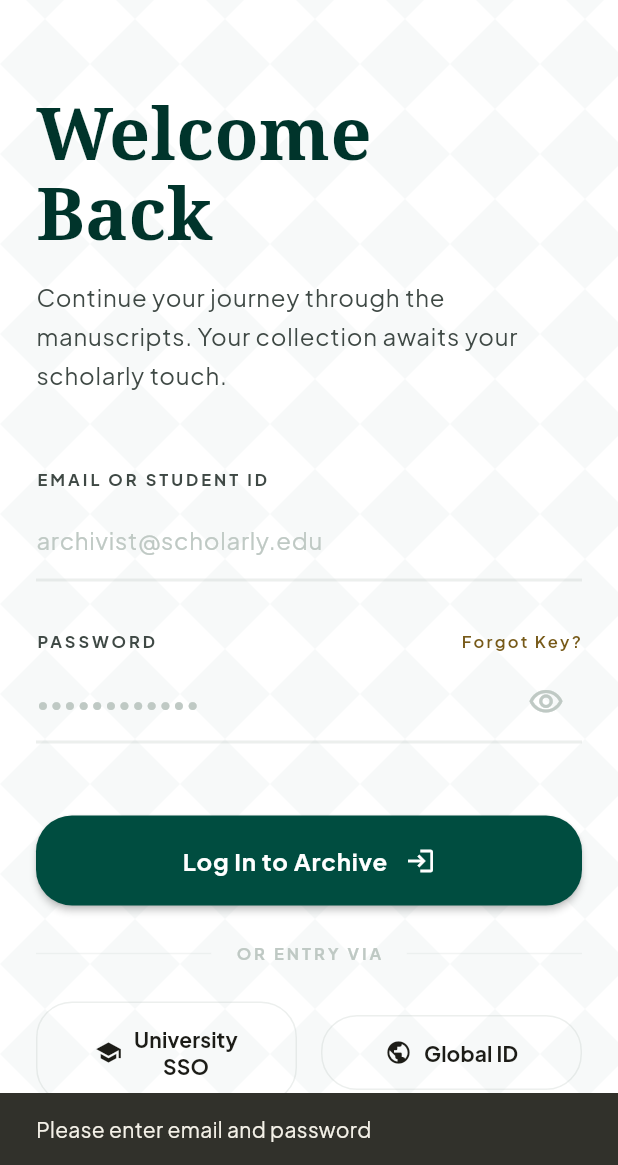
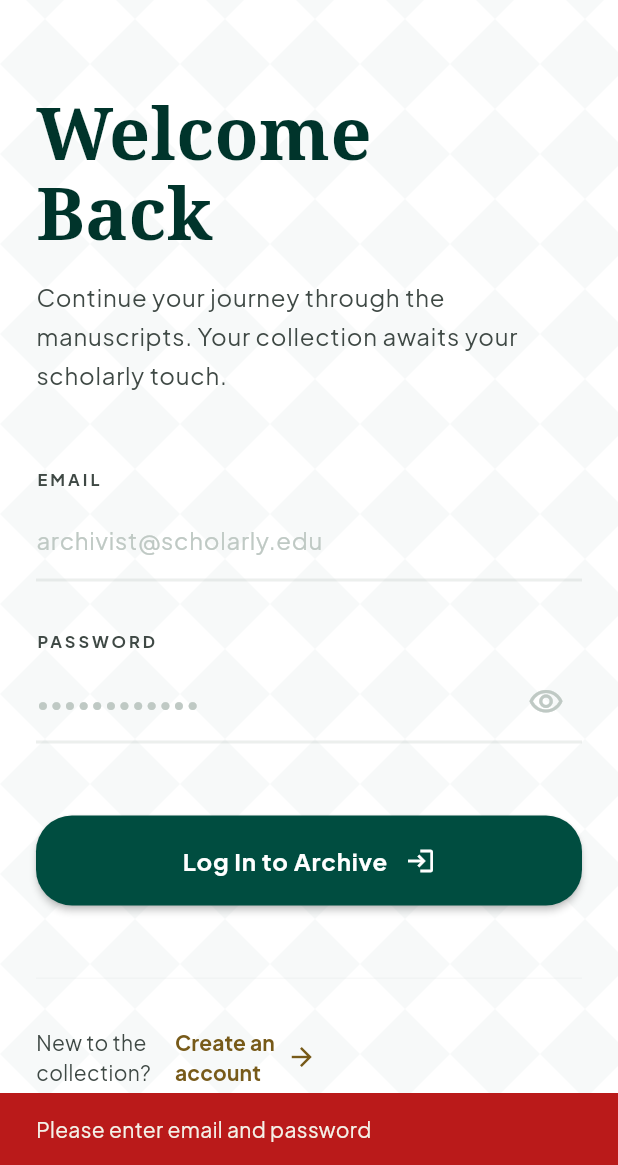
Before and after one commit to ibrahim58563-droid/activity-tracker, a Flutter app: the screen it shows after launch, after a tap on "Log In to Archive", on a phone screen of 412 x 824 dp, the part 71-1236 px from its top. Run offline on Flutter 3.47's test engine with Material 3 defaults, Android fonts, the phone set to English and light mode, and no system bars; our stand-ins replace flutter_riverpod, go_router, google_fonts, shared_preferences, supabase_flutter; accounts and stored records are empty.

Commit message:
Migrate to Supabase: auth, database, RLS, signup, logout, delete student
Agent-Logs-Url: https://github.com/ibrahim58563-droid/activity-tracker/sessions/1df2456e-14db-4263-90b5-8c56f1e53641

Co-authored-by: ibrahim58563-droid <259773487+ibrahim58563-droid@users.noreply.github.com>

```diff
--- a/lib/features/auth/domain/auth_providers.dart
+++ b/lib/features/auth/domain/auth_providers.dart
@@ -1,18 +1,31 @@
 import 'package:flutter_riverpod/flutter_riverpod.dart';
-import '../data/local_auth_repository.dart';
+import '../data/supabase_auth_repository.dart';
 import '../domain/auth_repository.dart';
 
-/// Auth repository provider — swap implementation here.
+/// Auth repository provider.
 final authRepositoryProvider = Provider<AuthRepository>((ref) {
-  return LocalAuthRepository();
+  return SupabaseAuthRepository();
 });
 
-/// Current auth state.
-final authStateProvider = FutureProvider<bool>((ref) {
+/// Stream of auth state changes — drives router redirects.
+final authStateProvider = StreamProvider<bool>((ref) {
+  final repo = ref.watch(authRepositoryProvider);
+  return repo.authStateChanges;
+});
+
+/// Synchronous check of current login status.
+final isLoggedInProvider = Provider<bool>((ref) {
   return ref.watch(authRepositoryProvider).isLoggedIn;
 });
 
-/// Notifier for login/logout actions.
+/// Current user ID (needed to scope data per user).
+final currentUserIdProvider = Provider<String?>((ref) {
+  // Re-evaluate when auth state changes
+  ref.watch(authStateProvider);
+  return ref.watch(authRepositoryProvider).currentUserId;
+});
+
+/// Notifier for login/signup/logout actions.
 final authNotifierProvider =
     StateNotifierProvider<AuthNotifier, AsyncValue<bool>>((ref) {
   return AuthNotifier(ref.watch(authRepositoryProvider));
@@ -21,30 +34,20 @@ final authNotifierProvider =
 class AuthNotifier extends StateNotifier<AsyncValue<bool>> {
   final AuthRepository _repo;
 
-  AuthNotifier(this._repo) : super(const AsyncValue.data(false)) {
-    _checkState();
+  AuthNotifier(this._repo) : super(AsyncValue.data(_repo.isLoggedIn));
+
+  Future<String?> login(String email, String password) async {
+    state = const AsyncValue.loading();
+    final error = await _repo.login(email, password);
+    state = AsyncValue.data(error == null);
+    return error;
   }
 
-  Future<void> _checkState() async {
+  Future<String?> signUp(String email, String password) async {
     state = const AsyncValue.loading();
-    try {
-      final loggedIn = await _repo.isLoggedIn;
-      state = AsyncValue.data(loggedIn);
-    } catch (e, st) {
-      state = AsyncValue.error(e, st);
-    }
-  }
-
-  Future<bool> login(String email, String password) async {
-    state = const AsyncValue.loading();
-    try {
-      final success = await _repo.login(email, password);
-      state = AsyncValue.data(success);
-      return success;
-    } catch (e, st) {
-      state = AsyncValue.error(e, st);
-      return false;
-    }
+    final error = await _repo.signUp(email, password);
+    state = AsyncValue.data(error == null);
+    return error;
   }
 
   Future<void> logout() async {
--- a/lib/features/auth/presentation/login_screen.dart
+++ b/lib/features/auth/presentation/login_screen.dart
@@ -19,6 +19,7 @@ class _LoginScreenState extends ConsumerState<LoginScreen> {
   final _passwordController = TextEditingController();
   bool _obscurePassword = true;
   bool _isLoading = false;
+  bool _isSignUpMode = false;
 
   @override
   void dispose() {
@@ -27,24 +28,61 @@ class _LoginScreenState extends ConsumerState<LoginScreen> {
     super.dispose();
   }
 
-  Future<void> _handleLogin() async {
+  Future<void> _handleSubmit() async {
     final email = _emailController.text.trim();
     final password = _passwordController.text.trim();
 
     if (email.isEmpty || password.isEmpty) {
-      ScaffoldMessenger.of(context).showSnackBar(
-        const SnackBar(content: Text('Please enter email and password')),
-      );
+      _showError('Please enter email and password');
+      return;
+    }
+
+    if (password.length < 6) {
+      _showError('Password must be at least 6 characters');
       return;
     }
 
     setState(() => _isLoading = true);
-    final success = await ref.read(authNotifierProvider.notifier).login(email, password);
+
+    final notifier = ref.read(authNotifierProvider.notifier);
+    final String? error;
+
+    if (_isSignUpMode) {
+      error = await notifier.signUp(email, password);
+    } else {
+      error = await notifier.login(email, password);
+    }
+
+    if (!mounted) return;
     setState(() => _isLoading = false);
 
-    if (success && mounted) {
+    if (error != null) {
+      _showError(error);
+    } else if (_isSignUpMode) {
+      _showSuccess('Account created! Please check your email to confirm, then log in.');
+      setState(() => _isSignUpMode = false);
+    } else {
       context.go('/students');
     }
+  }
+
+  void _showError(String message) {
+    ScaffoldMessenger.of(context).showSnackBar(
+      SnackBar(
+        content: Text(message),
+        backgroundColor: AppColors.error,
+      ),
+    );
+  }
+
+  void _showSuccess(String message) {
+    ScaffoldMessenger.of(context).showSnackBar(
+      SnackBar(
+        content: Text(message),
+        backgroundColor: AppColors.primaryContainer,
+        duration: const Duration(seconds: 4),
+      ),
+    );
   }
 
   @override
@@ -59,22 +97,16 @@ class _LoginScreenState extends ConsumerState<LoginScreen> {
               crossAxisAlignment: CrossAxisAlignment.start,
               children: [
                 const SizedBox(height: AppSpacing.lg),
-                // Logo
                 _buildLogo(),
                 const SizedBox(height: AppSpacing.sectionGap),
-                // Welcome text
                 _buildWelcomeText(),
                 const SizedBox(height: AppSpacing.xxxl),
-                // Form
                 _buildForm(),
                 const SizedBox(height: AppSpacing.xxxl),
-                // Actions
                 _buildActions(),
                 const SizedBox(height: AppSpacing.xxxl),
-                // Create account
-                _buildCreateAccount(),
+                _buildToggleMode(),
                 const SizedBox(height: AppSpacing.xxxl),
-                // Footer
                 _buildFooter(),
                 const SizedBox(height: AppSpacing.xxl),
               ],
@@ -112,7 +144,7 @@ class _LoginScreenState extends ConsumerState<LoginScreen> {
       crossAxisAlignment: CrossAxisAlignment.start,
       children: [
         Text(
-          'Welcome\nBack',
+          _isSignUpMode ? 'Create\nAccount' : 'Welcome\nBack',
           style: GoogleFonts.notoSerif(
             fontSize: 48,
             fontWeight: FontWeight.w700,
@@ -122,7 +154,9 @@ class _LoginScreenState extends ConsumerState<LoginScreen> {
         ),
         const SizedBox(height: AppSpacing.lg),
         Text(
-          'Continue your journey through the manuscripts. Your collection awaits your scholarly touch.',
+          _isSignUpMode
+              ? 'Begin your scholarly journey. Create an account to start tracking progress.'
+              : 'Continue your journey through the manuscripts. Your collection awaits your scholarly touch.',
           style: Theme.of(context).textTheme.bodyLarge?.copyWith(
                 color: AppColors.onSurfaceVariant,
                 height: 1.6,
@@ -136,8 +170,7 @@ class _LoginScreenState extends ConsumerState<LoginScreen> {
     return Column(
       crossAxisAlignment: CrossAxisAlignment.start,
       children: [
-        // Email field
-        _buildFieldLabel('EMAIL OR STUDENT ID'),
+        _buildFieldLabel('EMAIL'),
         const SizedBox(height: AppSpacing.xs),
         TextField(
           controller: _emailController,
@@ -150,24 +183,7 @@ class _LoginScreenState extends ConsumerState<LoginScreen> {
           ),
         ),
         const SizedBox(height: AppSpacing.xxl),
-        // Password field
-        Row(
-          mainAxisAlignment: MainAxisAlignment.spaceBetween,
-          crossAxisAlignment: CrossAxisAlignment.end,
-          children: [
         _buildFieldLabel('PASSWORD'),
-            GestureDetector(
-              onTap: () {}, // Placeholder
-              child: Text(
-                'Forgot Key?',
-                style: Theme.of(context).textTheme.labelSmall?.copyWith(
-                      color: AppColors.secondary,
-                      fontWeight: FontWeight.w600,
-                    ),
-              ),
-            ),
-          ],
-        ),
         const SizedBox(height: AppSpacing.xs),
         TextField(
           controller: _passwordController,
@@ -176,7 +192,7 @@ class _LoginScreenState extends ConsumerState<LoginScreen> {
                 color: AppColors.onSurface,
               ),
           decoration: InputDecoration(
-            hintText: '••••••••••••',
+            hintText: _isSignUpMode ? 'Min 6 characters' : '••••••••••••',
             suffixIcon: GestureDetector(
               onTap: () => setState(() => _obscurePassword = !_obscurePassword),
               child: Icon(
@@ -185,7 +201,7 @@ class _LoginScreenState extends ConsumerState<LoginScreen> {
               ),
             ),
           ),
-          onSubmitted: (_) => _handleLogin(),
+          onSubmitted: (_) => _handleSubmit(),
         ),
       ],
     );
@@ -203,13 +219,10 @@ class _LoginScreenState extends ConsumerState<LoginScreen> {
   }
 
   Widget _buildActions() {
-    return Column(
-      children: [
-        // Primary login button
-        SizedBox(
+    return SizedBox(
       width: double.infinity,
       child: ElevatedButton(
-            onPressed: _isLoading ? null : _handleLogin,
+        onPressed: _isLoading ? null : _handleSubmit,
         child: _isLoading
             ? const SizedBox(
                 width: 20,
@@ -219,70 +232,19 @@ class _LoginScreenState extends ConsumerState<LoginScreen> {
                   color: AppColors.onPrimary,
                 ),
               )
-                : const Row(
+            : Row(
                 mainAxisAlignment: MainAxisAlignment.center,
                 children: [
-                      Text('Log In to Archive'),
-                      SizedBox(width: 12),
-                      Icon(Icons.login, size: 20),
+                  Text(_isSignUpMode ? 'Create Account' : 'Log In to Archive'),
+                  const SizedBox(width: 12),
+                  Icon(_isSignUpMode ? Icons.person_add : Icons.login, size: 20),
                 ],
               ),
       ),
-        ),
-        const SizedBox(height: AppSpacing.xl),
-        // Divider
-        Row(
-          children: [
-            Expanded(
-              child: Container(
-                height: 1,
-                color: AppColors.outlineVariant.withAlpha(51),
-              ),
-            ),
-            Padding(
-              padding: const EdgeInsets.symmetric(horizontal: AppSpacing.lg),
-              child: Text(
-                'OR ENTRY VIA',
-                style: Theme.of(context).textTheme.labelSmall?.copyWith(
-                      color: AppColors.outlineVariant,
-                      letterSpacing: 2,
-                    ),
-              ),
-            ),
-            Expanded(
-              child: Container(
-                height: 1,
-                color: AppColors.outlineVariant.withAlpha(51),
-              ),
-            ),
-          ],
-        ),
-        const SizedBox(height: AppSpacing.xl),
-        // SSO buttons
-        Row(
-          children: [
-            Expanded(
-              child: OutlinedButton.icon(
-                onPressed: () {},
-                icon: const Icon(Icons.school, size: 18),
-                label: const Text('University\nSSO', textAlign: TextAlign.center),
-              ),
-            ),
-            const SizedBox(width: AppSpacing.lg),
-            Expanded(
-              child: OutlinedButton.icon(
-                onPressed: () {},
-                icon: const Icon(Icons.public, size: 18),
-                label: const Text('Global ID'),
-              ),
-            ),
-          ],
-        ),
-      ],
     );
   }
 
-  Widget _buildCreateAccount() {
+  Widget _buildToggleMode() {
     return Container(
       padding: const EdgeInsets.only(top: AppSpacing.xxl),
       decoration: BoxDecoration(
@@ -293,18 +255,18 @@ class _LoginScreenState extends ConsumerState<LoginScreen> {
       child: Row(
         children: [
           Text(
-            'New to the\ncollection?',
+            _isSignUpMode ? 'Already have\nan account?' : 'New to the\ncollection?',
             style: Theme.of(context).textTheme.bodyMedium?.copyWith(
                   color: AppColors.onSurfaceVariant,
                 ),
           ),
           const SizedBox(width: AppSpacing.lg),
           GestureDetector(
-            onTap: () {}, // Placeholder
+            onTap: () => setState(() => _isSignUpMode = !_isSignUpMode),
             child: Row(
               children: [
                 Text(
-                  'Create an\naccount',
+                  _isSignUpMode ? 'Log in\ninstead' : 'Create an\naccount',
                   style: Theme.of(context).textTheme.labelLarge?.copyWith(
                         color: AppColors.secondary,
                       ),
--- a/lib/main.dart
+++ b/lib/main.dart
@@ -1,8 +1,16 @@
 import 'package:flutter/material.dart';
 import 'package:flutter_riverpod/flutter_riverpod.dart';
+import 'package:supabase_flutter/supabase_flutter.dart';
 import 'app.dart';
+import 'core/config/supabase_config.dart';
 
-void main() {
+void main() async {
   WidgetsFlutterBinding.ensureInitialized();
+
+  await Supabase.initialize(
+    url: SupabaseConfig.url,
+    anonKey: SupabaseConfig.anonKey,
+  );
+
   runApp(const ProviderScope(child: ArchivistApp()));
 }
--- a/lib/routing/app_router.dart
+++ b/lib/routing/app_router.dart
@@ -9,12 +9,14 @@ import '../features/students/presentation/add_edit_student_screen.dart';
 import 'shell_screen.dart';
 
 final appRouterProvider = Provider<GoRouter>((ref) {
-  final authState = ref.watch(authNotifierProvider);
+  final isLoggedIn = ref.watch(isLoggedInProvider);
+
+  // Also watch the stream so router rebuilds on auth changes
+  ref.watch(authStateProvider);
 
   return GoRouter(
     initialLocation: '/students',
     redirect: (context, state) {
-      final isLoggedIn = authState.valueOrNull ?? false;
       final isLoginRoute = state.matchedLocation == '/login';
 
       if (!isLoggedIn && !isLoginRoute) return '/login';
--- a/pubspec.yaml
+++ b/pubspec.yaml
@@ -15,7 +15,7 @@ dependencies:
   go_router: ^15.1.2
   intl: ^0.20.2
   uuid: ^4.5.1
-  shared_preferences: ^2.5.3
+  supabase_flutter: ^2.12.2
 
 dev_dependencies:
   flutter_test:
```
Also changed, not shown: lib/core/config/supabase_config.dart (added, +18 -0 lines), lib/features/auth/data/supabase_auth_repository.dart (added, +61 -0 lines), lib/features/auth/domain/auth_repository.dart (+10 -4 lines), lib/features/students/data/supabase_student_repository.dart (added, +89 -0 lines), lib/features/students/domain/models/daily_record.dart (+6 -4 lines), lib/features/students/domain/models/student.dart (+15 -8 lines), lib/features/students/domain/student_providers.dart (+13 -11 lines), lib/features/students/presentation/add_edit_student_screen.dart (+68 -1 lines), lib/features/students/presentation/student_profile_screen.dart (+6 -3 lines), lib/features/students/presentation/students_list_screen.dart (+12 -8 lines), 3 other files. Lines whose indentation alone changed are shown as unchanged.
